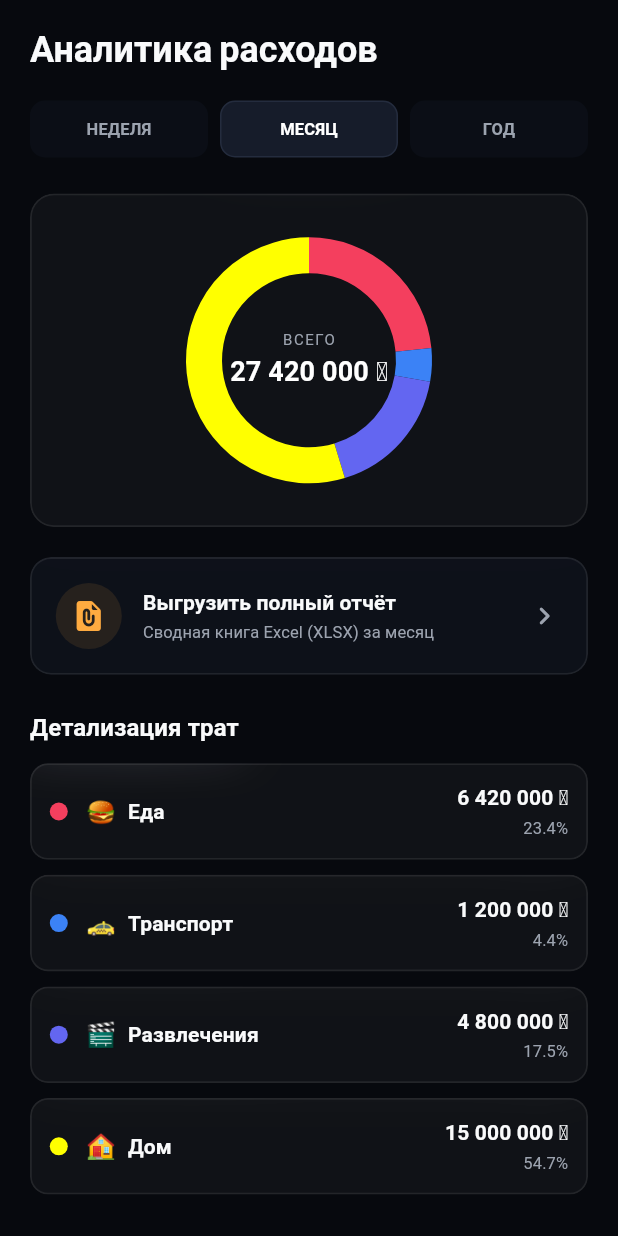
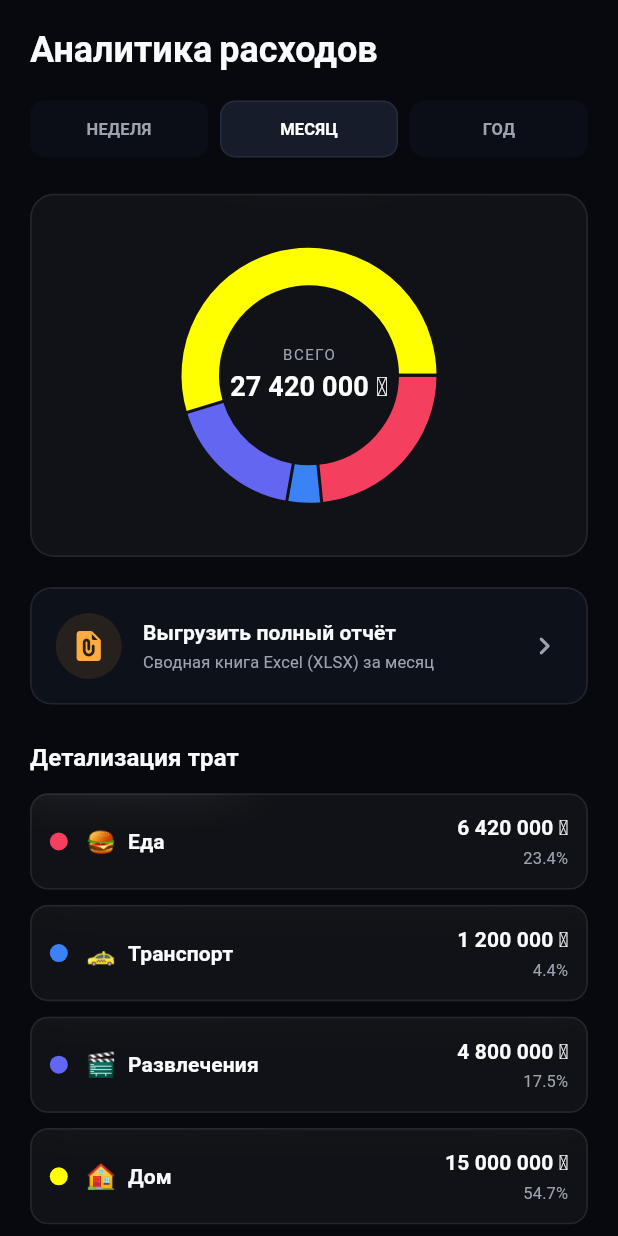
Before and after one commit to mumitrol16666-creator/finance, a Flutter app: the AnalyticsScreen screen opened directly, on a phone screen of 412 x 824 dp. Run offline on Flutter 3.47's test engine with Material 3 defaults, Android fonts, the phone set to English and light mode, and no system bars; drawn by our look-alikes of fl_chart, flutter_animate; our stand-ins replace flutter_spinkit, google_fonts.

Commit message:
UI Overhaul: added fl_chart and flutter_animate for premium visual effects

```diff
--- a/mobile_app/lib/core/theme.dart
+++ b/mobile_app/lib/core/theme.dart
@@ -73,6 +73,12 @@ class AppTheme {
         secondary: secondary,
         surface: surface,
         error: expense,
+      ),
+      pageTransitionsTheme: const PageTransitionsTheme(
+        builders: {
+          TargetPlatform.android: FadeUpwardsPageTransitionsBuilder(),
+          TargetPlatform.iOS: CupertinoPageTransitionsBuilder(),
+        },
       ),
       useMaterial3: true,
     );
--- a/mobile_app/lib/screens/analytics_screen.dart
+++ b/mobile_app/lib/screens/analytics_screen.dart
@@ -1,7 +1,8 @@
-import 'dart:math';
 import 'package:flutter/material.dart';
 import 'package:provider/provider.dart';
 import 'package:intl/intl.dart';
+import 'package:fl_chart/fl_chart.dart';
+import 'package:flutter_animate/flutter_animate.dart';
 import '../core/theme.dart';
 import '../providers/app_state.dart';
 import '../models/models.dart';
@@ -16,6 +17,7 @@ class AnalyticsScreen extends StatefulWidget {
 class _AnalyticsScreenState extends State<AnalyticsScreen> {
   int _activeTimeframe = 1; // 0: Week, 1: Month, 2: Year
   bool _isExporting = false;
+  int touchedIndex = -1;
 
   String _formatKzt(int amountMinor) {
     final formatter = NumberFormat.currency(locale: 'kk_KZ', symbol: '₸', decimalDigits: 0);
@@ -43,12 +45,13 @@ class _AnalyticsScreenState extends State<AnalyticsScreen> {
     final categories = appState.categories;
     final totalSpent = appState.monthlyExpenses;
 
-    // Define colors for chart segments
     final List<Color> segmentColors = [
       AppTheme.expense,
       AppTheme.accentBlue,
       AppTheme.primary,
       Colors.yellowAccent,
+      Colors.cyan,
+      Colors.purpleAccent,
     ];
 
     return Scaffold(
@@ -67,7 +70,7 @@ class _AnalyticsScreenState extends State<AnalyticsScreen> {
                         fontWeight: FontWeight.bold,
                         color: AppTheme.textPrimary,
                       ),
-                ),
+                ).animate().fade(duration: 400.ms).slideY(begin: -0.2),
                 const SizedBox(height: 18),
 
                 // Timeframe Selector Row
@@ -79,33 +82,40 @@ class _AnalyticsScreenState extends State<AnalyticsScreen> {
                     const SizedBox(width: 8),
                     _buildTimeframeTab(2, 'ГОД'),
                   ],
-                ),
+                ).animate().fade(delay: 100.ms).slideY(begin: 0.2),
                 const SizedBox(height: 24),
 
-                // Donut Chart Card
+                // Donut Chart Card (using fl_chart)
                 GlassCard(
                   radius: 16,
                   padding: const EdgeInsets.all(20),
                   child: Column(
                     children: [
-                      // Render Custom Donut Chart
                       SizedBox(
-                        height: 180,
+                        height: 200,
                         child: Stack(
                           children: [
-                            Center(
-                              child: SizedBox(
-                                width: 140,
-                                height: 140,
-                                child: CustomPaint(
-                                  painter: DonutChartPainter(
-                                    categories: categories,
-                                    totalSpent: totalSpent,
-                                    colors: segmentColors,
+                            PieChart(
+                              PieChartData(
+                                pieTouchData: PieTouchData(
+                                  touchCallback: (FlTouchEvent event, pieTouchResponse) {
+                                    setState(() {
+                                      if (!event.isInterestedForInteractions ||
+                                          pieTouchResponse == null ||
+                                          pieTouchResponse.touchedSection == null) {
+                                        touchedIndex = -1;
+                                        return;
+                                      }
+                                      touchedIndex = pieTouchResponse.touchedSection!.touchedSectionIndex;
+                                    });
+                                  },
                                 ),
+                                borderData: FlBorderData(show: false),
+                                sectionsSpace: 2,
+                                centerSpaceRadius: 60,
+                                sections: showingSections(categories, totalSpent, segmentColors),
                               ),
-                              ),
-                            ),
+                            ).animate().scale(duration: 600.ms, curve: Curves.easeOutBack),
                             Center(
                               child: Column(
                                 mainAxisAlignment: MainAxisAlignment.center,
@@ -129,13 +139,13 @@ class _AnalyticsScreenState extends State<AnalyticsScreen> {
                                   ),
                                 ],
                               ),
-                            ),
+                            ).animate().fade(delay: 300.ms),
                           ],
                         ),
                       ),
                     ],
                   ),
-                ),
+                ).animate().fade(delay: 200.ms).slideY(begin: 0.2),
                 const SizedBox(height: 20),
 
                 // Export to Excel Button Card
@@ -186,14 +196,13 @@ class _AnalyticsScreenState extends State<AnalyticsScreen> {
                       ],
                     ),
                   ),
-                ),
+                ).animate().fade(delay: 300.ms).slideY(begin: 0.2),
                 const SizedBox(height: 24),
 
-                // Percent Breakdown category list
                 const Text(
                   'Детализация трат',
                   style: TextStyle(fontSize: 16, fontWeight: FontWeight.bold, color: AppTheme.textPrimary),
-                ),
+                ).animate().fade(delay: 400.ms),
                 const SizedBox(height: 12),
 
                 ListView.builder(
@@ -246,7 +255,7 @@ class _AnalyticsScreenState extends State<AnalyticsScreen> {
                           ],
                         ),
                       ),
-                  );
+                    ).animate().fade(delay: Duration(milliseconds: 400 + (index * 100))).slideX(begin: 0.1);
                   },
                 ),
               ],
@@ -255,6 +264,40 @@ class _AnalyticsScreenState extends State<AnalyticsScreen> {
         ),
       ),
     );
+  }
+
+  List<PieChartSectionData> showingSections(List<Category> categories, int totalSpent, List<Color> colors) {
+    if (totalSpent <= 0 || categories.isEmpty) {
+      return [
+        PieChartSectionData(
+          color: AppTheme.border,
+          value: 100,
+          title: '',
+          radius: 30,
+        )
+      ];
+    }
+
+    return List.generate(categories.length, (i) {
+      final isTouched = i == touchedIndex;
+      final fontSize = isTouched ? 16.0 : 0.0;
+      final radius = isTouched ? 35.0 : 25.0;
+      final cat = categories[i];
+      final color = colors[i % colors.length];
+
+      return PieChartSectionData(
+        color: color,
+        value: cat.spentAmount.toDouble(),
+        title: isTouched ? '${((cat.spentAmount / totalSpent) * 100).toStringAsFixed(0)}%' : '',
+        radius: radius,
+        titleStyle: TextStyle(
+          fontSize: fontSize,
+          fontWeight: FontWeight.bold,
+          color: Colors.white,
+          shadows: [Shadow(color: Colors.black, blurRadius: 2)],
+        ),
+      );
+    });
   }
 
   Widget _buildTimeframeTab(int index, String label) {
@@ -286,46 +329,3 @@ class _AnalyticsScreenState extends State<AnalyticsScreen> {
     );
   }
 }
-
-// Custom Painter to draw Donut Chart segments
-class DonutChartPainter extends CustomPainter {
-  final List<Category> categories;
-  final int totalSpent;
-  final List<Color> colors;
-
-  DonutChartPainter({
-    required this.categories,
-    required this.totalSpent,
-    required this.colors,
-  });
-
-  @override
-  void paint(Canvas canvas, Size size) {
-    if (totalSpent <= 0) return;
-
-    final center = Offset(size.width / 2, size.height / 2);
-    final radius = min(size.width / 2, size.height / 2);
-    final rect = Rect.fromCircle(center: center, radius: radius);
-
-    double startAngle = -pi / 2;
-
-    for (int i = 0; i < categories.length; i++) {
-      final cat = categories[i];
-      final color = colors[i % colors.length];
-
-      final sweepAngle = (cat.spentAmount / totalSpent) * 2 * pi;
-
-      final paint = Paint()
-        ..style = PaintingStyle.stroke
-        ..strokeWidth = 24
-        ..color = color
-        ..strokeCap = StrokeCap.butt;
-
-      canvas.drawArc(rect, startAngle, sweepAngle, false, paint);
-      startAngle += sweepAngle;
-    }
-  }
-
-  @override
-  bool shouldRepaint(covariant CustomPainter oldDelegate) => true;
-}
--- a/mobile_app/lib/screens/debts_screen.dart
+++ b/mobile_app/lib/screens/debts_screen.dart
@@ -4,6 +4,7 @@ import 'package:intl/intl.dart';
 import '../core/theme.dart';
 import '../providers/app_state.dart';
 import '../models/models.dart';
+import 'package:flutter_animate/flutter_animate.dart';
 
 class DebtsScreen extends StatefulWidget {
   const DebtsScreen({super.key});
@@ -426,7 +427,7 @@ class _DebtsScreenState extends State<DebtsScreen> with SingleTickerProviderStat
               ),
             ],
           ),
-        );
+        ).animate().fade(delay: Duration(milliseconds: 100 + (index * 50))).slideY(begin: 0.1);
       },
     );
   }
--- a/mobile_app/lib/screens/planned_screen.dart
+++ b/mobile_app/lib/screens/planned_screen.dart
@@ -4,6 +4,7 @@ import 'package:intl/intl.dart';
 import '../core/theme.dart';
 import '../providers/app_state.dart';
 import '../models/models.dart';
+import 'package:flutter_animate/flutter_animate.dart';
 
 class PlannedScreen extends StatefulWidget {
   const PlannedScreen({super.key});
@@ -289,7 +290,7 @@ class _PlannedScreenState extends State<PlannedScreen> {
                                 ),
                               ],
                             ),
-                          );
+                          ).animate().fade(delay: Duration(milliseconds: 100 + (index * 50))).slideX(begin: 0.1);
                         },
                       ),
               ),
--- a/mobile_app/lib/screens/recurring_screen.dart
+++ b/mobile_app/lib/screens/recurring_screen.dart
@@ -4,6 +4,7 @@ import 'package:intl/intl.dart';
 import '../core/theme.dart';
 import '../providers/app_state.dart';
 import '../models/models.dart';
+import 'package:flutter_animate/flutter_animate.dart';
 
 class RecurringScreen extends StatefulWidget {
   const RecurringScreen({super.key});
@@ -284,7 +285,7 @@ class _RecurringScreenState extends State<RecurringScreen> {
                                 ),
                               ],
                             ),
-                          );
+                          ).animate().fade(delay: Duration(milliseconds: 100 + (index * 50))).slideX(begin: 0.1);
                         },
                       ),
               ),
--- a/mobile_app/pubspec.yaml
+++ b/mobile_app/pubspec.yaml
@@ -14,6 +14,8 @@ dependencies:
   google_fonts: ^6.2.1
   intl: ^0.19.0
   flutter_spinkit: ^5.2.1
+  flutter_animate: ^4.5.0
+  fl_chart: ^0.67.0
 
 dev_dependencies:
   flutter_test:
```
Also changed, not shown: mobile_app/lib/screens/dashboard_screen.dart (+18 -14 lines), mobile_app/pubspec.lock. Lines whose indentation alone changed are shown as unchanged.
